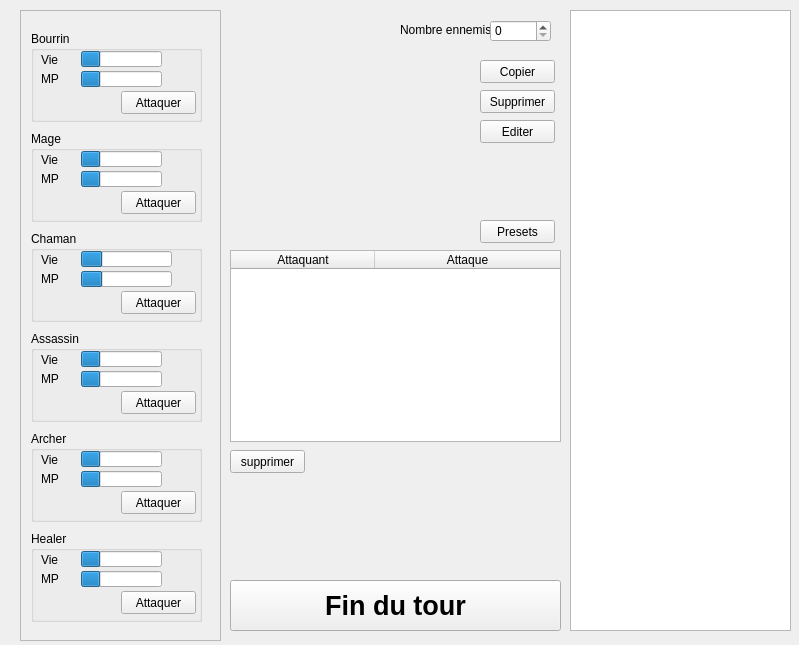
ElDonad/RPG_helper, file combat.ui: the form before one commit.
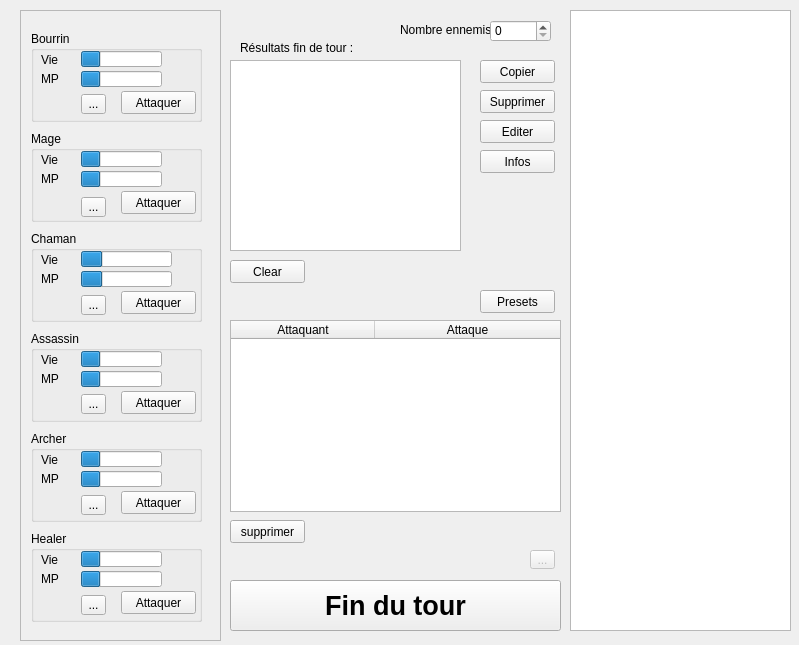
The form after the commit. Icons and pictures are not drawn.

Diff of the .ui file:
```diff
--- a/combat.ui
+++ b/combat.ui
@@ -210,6 +210,19 @@
        <pixmap>../code/dossier sauvegarde/save/warning.png</pixmap>
       </property>
      </widget>
+     <widget class="QToolButton" name="bourrinInfos">
+      <property name="geometry">
+       <rect>
+        <x>50</x>
+        <y>63</y>
+        <width>25</width>
+        <height>20</height>
+       </rect>
+      </property>
+      <property name="text">
+       <string>...</string>
+      </property>
+     </widget>
     </widget>
     <widget class="QGroupBox" name="mageBox">
      <property name="geometry">
@@ -313,6 +326,19 @@
        <pixmap>../code/dossier sauvegarde/save/warning.png</pixmap>
       </property>
      </widget>
+     <widget class="QToolButton" name="mageInfos">
+      <property name="geometry">
+       <rect>
+        <x>50</x>
+        <y>66</y>
+        <width>25</width>
+        <height>20</height>
+       </rect>
+      </property>
+      <property name="text">
+       <string>...</string>
+      </property>
+     </widget>
     </widget>
     <widget class="QGroupBox" name="chamanBox">
      <property name="geometry">
@@ -416,6 +442,19 @@
        <pixmap>../code/dossier sauvegarde/save/warning.png</pixmap>
       </property>
      </widget>
+     <widget class="QToolButton" name="chamanInfos">
+      <property name="geometry">
+       <rect>
+        <x>50</x>
+        <y>64</y>
+        <width>25</width>
+        <height>20</height>
+       </rect>
+      </property>
+      <property name="text">
+       <string>...</string>
+      </property>
+     </widget>
     </widget>
     <widget class="QGroupBox" name="assassinBox">
      <property name="geometry">
@@ -519,6 +558,19 @@
        <pixmap>../code/dossier sauvegarde/save/warning.png</pixmap>
       </property>
      </widget>
+     <widget class="QToolButton" name="assassinInfos">
+      <property name="geometry">
+       <rect>
+        <x>50</x>
+        <y>63</y>
+        <width>25</width>
+        <height>20</height>
+       </rect>
+      </property>
+      <property name="text">
+       <string>...</string>
+      </property>
+     </widget>
     </widget>
     <widget class="QGroupBox" name="archerBox">
      <property name="geometry">
@@ -622,6 +674,19 @@
        <pixmap>../code/dossier sauvegarde/save/warning.png</pixmap>
       </property>
      </widget>
+     <widget class="QToolButton" name="ArcherInfos">
+      <property name="geometry">
+       <rect>
+        <x>50</x>
+        <y>64</y>
+        <width>25</width>
+        <height>20</height>
+       </rect>
+      </property>
+      <property name="text">
+       <string>...</string>
+      </property>
+     </widget>
     </widget>
     <widget class="QGroupBox" name="healerBox">
      <property name="geometry">
@@ -725,6 +790,19 @@
        <pixmap>../code/dossier sauvegarde/save/warning.png</pixmap>
       </property>
      </widget>
+     <widget class="QToolButton" name="healerInfos">
+      <property name="geometry">
+       <rect>
+        <x>50</x>
+        <y>64</y>
+        <width>25</width>
+        <height>20</height>
+       </rect>
+      </property>
+      <property name="text">
+       <string>...</string>
+      </property>
+     </widget>
     </widget>
    </widget>
   </widget>
@@ -778,7 +856,7 @@
    <property name="geometry">
     <rect>
      <x>230</x>
-     <y>250</y>
+     <y>320</y>
      <width>331</width>
      <height>192</height>
     </rect>
@@ -813,7 +891,7 @@
    <property name="geometry">
     <rect>
      <x>230</x>
-     <y>450</y>
+     <y>520</y>
      <width>75</width>
      <height>23</height>
     </rect>
@@ -826,7 +904,7 @@
    <property name="geometry">
     <rect>
      <x>480</x>
-     <y>220</y>
+     <y>290</y>
      <width>75</width>
      <height>23</height>
     </rect>
@@ -848,6 +926,80 @@
     <string>Editer</string>
    </property>
   </widget>
+  <widget class="QPushButton" name="infos">
+   <property name="geometry">
+    <rect>
+     <x>480</x>
+     <y>150</y>
+     <width>75</width>
+     <height>23</height>
+    </rect>
+   </property>
+   <property name="text">
+    <string>Infos</string>
+   </property>
+  </widget>
+  <widget class="QToolButton" name="toolButton">
+   <property name="enabled">
+    <bool>false</bool>
+   </property>
+   <property name="geometry">
+    <rect>
+     <x>530</x>
+     <y>550</y>
+     <width>25</width>
+     <height>19</height>
+    </rect>
+   </property>
+   <property name="text">
+    <string>...</string>
+   </property>
+  </widget>
+  <widget class="QTextEdit" name="endTurnTextEdit">
+   <property name="geometry">
+    <rect>
+     <x>230</x>
+     <y>60</y>
+     <width>231</width>
+     <height>191</height>
+    </rect>
+   </property>
+   <property name="documentTitle">
+    <string/>
+   </property>
+   <property name="undoRedoEnabled">
+    <bool>false</bool>
+   </property>
+   <property name="readOnly">
+    <bool>true</bool>
+   </property>
+  </widget>
+  <widget class="QLabel" name="endTurnLabel">
+   <property name="geometry">
+    <rect>
+     <x>240</x>
+     <y>40</y>
+     <width>131</width>
+     <height>16</height>
+    </rect>
+   </property>
+   <property name="text">
+    <string>Résultats fin de tour :</string>
+   </property>
+  </widget>
+  <widget class="QPushButton" name="clearButton">
+   <property name="geometry">
+    <rect>
+     <x>230</x>
+     <y>260</y>
+     <width>75</width>
+     <height>23</height>
+    </rect>
+   </property>
+   <property name="text">
+    <string>Clear</string>
+   </property>
+  </widget>
  </widget>
  <resources/>
  <connections/>
```
